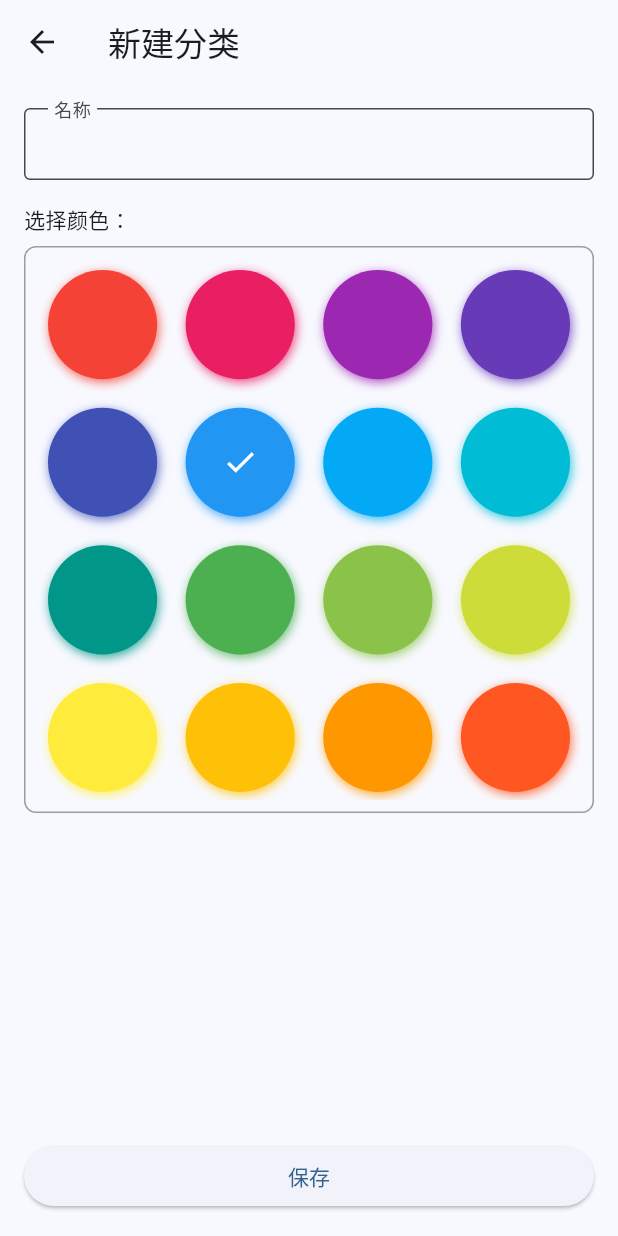
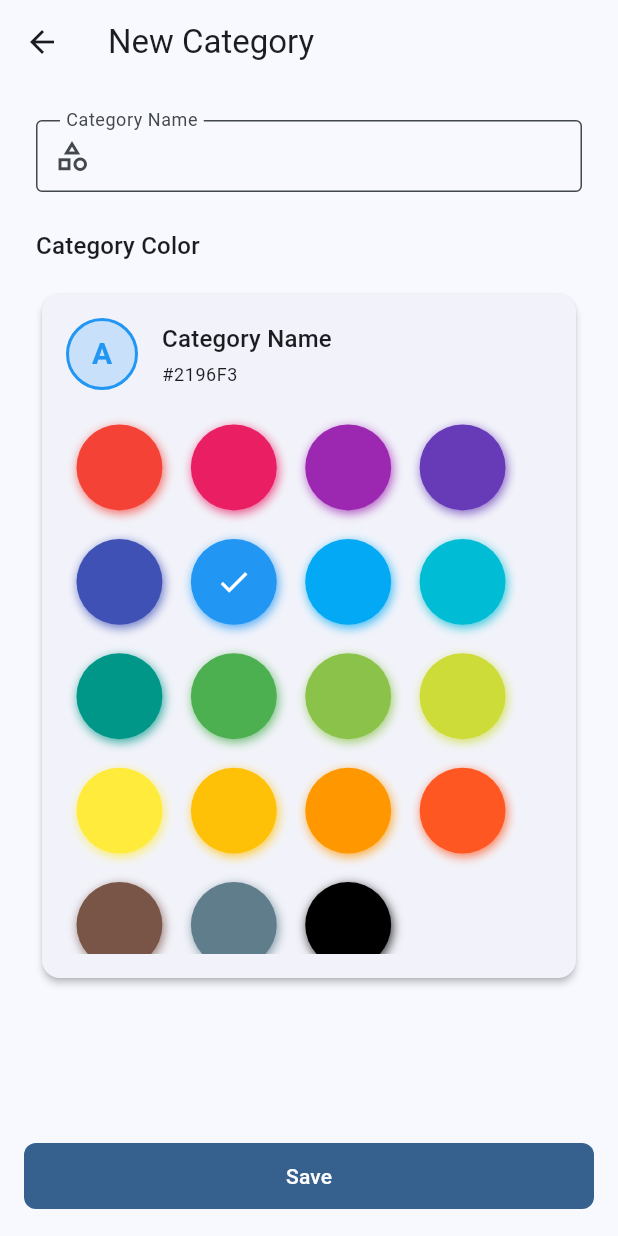
Before and after one commit to ma-x-x/todo-app, a Flutter app: the CategoryFormScreen screen opened by its route, on a phone screen of 412 x 824 dp. Run offline on Flutter 3.47's test engine with Material 3 defaults, Android fonts, the phone set to English and light mode, and no system bars; drawn by our look-alikes of flutter_colorpicker; our stand-ins replace connectivity_plus, csv, dio, file_picker, fl_chart, flutter_datetime_picker_plus and 8 more; missing offline and left inert: version; accounts and stored records are empty; generated files the repository leaves out were written again.

Commit message:
feat: 功能完善

```diff
--- a/l10n.yaml
+++ /dev/null
@@ -1,7 +0,0 @@
-arb-dir: lib/l10n
-template-arb-file: app_en.arb
-output-localization-file: app_localizations.dart
-output-class: AppLocalizations
-preferred-supported-locales: [en, zh]
-use-deferred-loading: false
-untranslated-messages-file: untranslated.txt
--- a/lib/screens/category/category_form_screen.dart
+++ b/lib/screens/category/category_form_screen.dart
@@ -1,5 +1,6 @@
 import 'package:flutter/material.dart';
 import 'package:flutter_colorpicker/flutter_colorpicker.dart';
+import 'package:flutter_gen/gen_l10n/app_localizations.dart';
 import 'package:provider/provider.dart';
 
 import '../../models/category.dart';
@@ -19,6 +20,7 @@ class _CategoryFormScreenState extends State<CategoryFormScreen> {
   final _formKey = GlobalKey<FormState>();
   late TextEditingController _nameController;
   Color _selectedColor = Colors.blue;
+  bool _isLoading = false;
 
   @override
   void initState() {
@@ -33,53 +35,110 @@ class _CategoryFormScreenState extends State<CategoryFormScreen> {
 
   @override
   Widget build(BuildContext context) {
+    final l10n = AppLocalizations.of(context)!;
+    final theme = Theme.of(context);
+
     return Scaffold(
       appBar: AppBar(
-        title: Text(widget.category == null ? '新建分类' : '编辑分类'),
+        title: Text(
+            widget.category == null ? l10n.newCategory : l10n.editCategory),
+        elevation: 0,
       ),
       body: Form(
         key: _formKey,
         child: ListView(
-          padding: const EdgeInsets.all(16),
+          padding: const EdgeInsets.all(24),
           children: [
             CustomTextField(
               controller: _nameController,
-              label: '名称',
+              label: l10n.categoryName,
+              prefixIcon: const Icon(Icons.category_outlined),
               validator: (value) {
                 if (value?.isEmpty ?? true) {
-                  return '请输入分类名称';
+                  return l10n.errorRequired(l10n.categoryName);
                 }
                 return null;
               },
             ),
+            const SizedBox(height: 24),
+            Text(
+              l10n.categoryColor,
+              style: theme.textTheme.titleMedium,
+            ),
             const SizedBox(height: 16),
-            const Text('选择颜色：'),
-            const SizedBox(height: 8),
+            Card(
+              elevation: 2,
+              shape: RoundedRectangleBorder(
+                borderRadius: BorderRadius.circular(12),
+              ),
+              child: Padding(
+                padding: const EdgeInsets.all(16),
+                child: Column(
+                  crossAxisAlignment: CrossAxisAlignment.start,
+                  children: [
+                    Row(
+                      children: [
                         Container(
-              padding: const EdgeInsets.all(8),
+                          width: 48,
+                          height: 48,
                           decoration: BoxDecoration(
-                border: Border.all(color: Colors.grey),
-                borderRadius: BorderRadius.circular(8),
+                            color: _selectedColor.withOpacity(0.2),
+                            shape: BoxShape.circle,
+                            border: Border.all(
+                              color: _selectedColor,
+                              width: 2,
                             ),
-              child: BlockPicker(
+                          ),
+                          child: Center(
+                            child: Text(
+                              _nameController.text.isEmpty
+                                  ? "A"
+                                  : _nameController.text[0],
+                              style: TextStyle(
+                                color: _selectedColor,
+                                fontSize: 20,
+                                fontWeight: FontWeight.bold,
+                              ),
+                            ),
+                          ),
+                        ),
+                        const SizedBox(width: 16),
+                        Expanded(
+                          child: Column(
+                            crossAxisAlignment: CrossAxisAlignment.start,
+                            children: [
+                              Text(
+                                _nameController.text.isEmpty
+                                    ? l10n.categoryName
+                                    : _nameController.text,
+                                style: theme.textTheme.titleMedium,
+                              ),
+                              const SizedBox(height: 4),
+                              Text(
+                                '#${_selectedColor.value.toRadixString(16).substring(2).toUpperCase()}',
+                                style: theme.textTheme.bodySmall,
+                              ),
+                            ],
+                          ),
+                        ),
+                      ],
+                    ),
+                    const SizedBox(height: 16),
+                    BlockPicker(
                       pickerColor: _selectedColor,
                       onColorChanged: (color) {
-                  setState(() {
-                    _selectedColor = color;
-                  });
+                        setState(() => _selectedColor = color);
                       },
-                itemBuilder: (color, isCurrentColor, onTap) {
-                  return Container(
+                      itemBuilder: (color, isCurrentColor, onTap) => Container(
                         margin: const EdgeInsets.all(4),
-                    width: 35,
-                    height: 35,
                         decoration: BoxDecoration(
                           color: color,
                           shape: BoxShape.circle,
                           border: Border.all(
-                        color:
-                            isCurrentColor ? Colors.blue : Colors.grey.shade300,
-                        width: isCurrentColor ? 2 : 1,
+                            color: isCurrentColor
+                                ? theme.colorScheme.primary
+                                : Colors.transparent,
+                            width: 2,
                           ),
                         ),
                         child: Material(
@@ -89,27 +148,40 @@ class _CategoryFormScreenState extends State<CategoryFormScreen> {
                             borderRadius: BorderRadius.circular(50),
                           ),
                         ),
-                  );
-                },
                       ),
                     ),
                   ],
                 ),
               ),
-      bottomNavigationBar: Padding(
+            ),
+          ],
+        ),
+      ),
+      bottomNavigationBar: SafeArea(
+        child: Padding(
           padding: const EdgeInsets.all(16),
-        child: ElevatedButton(
-          onPressed: _submit,
-          child: const Text('保存'),
+          child: FilledButton(
+            onPressed: _isLoading ? null : _submit,
+            child: _isLoading
+                ? const SizedBox(
+                    height: 20,
+                    width: 20,
+                    child: CircularProgressIndicator(
+                      strokeWidth: 2,
+                      valueColor: AlwaysStoppedAnimation<Color>(Colors.white),
+                    ),
+                  )
+                : Text(l10n.save),
+          ),
         ),
       ),
     );
   }
 
   Future<void> _submit() async {
-    if (!_formKey.currentState!.validate()) {
-      return;
-    }
+    if (!_formKey.currentState!.validate()) return;
+
+    setState(() => _isLoading = true);
 
     try {
       final colorString =
@@ -140,6 +212,10 @@ class _CategoryFormScreenState extends State<CategoryFormScreen> {
           SnackBar(content: Text(e.toString())),
         );
       }
+    } finally {
+      if (mounted) {
+        setState(() => _isLoading = false);
+      }
     }
   }
 
```
Also changed, not shown: lib/widgets/neumorphic/neu_button.dart (deleted), lib/widgets/neumorphic/neu_card.dart (deleted), lib/widgets/neumorphic/neu_text_field.dart (deleted). Lines whose indentation alone changed are shown as unchanged.
